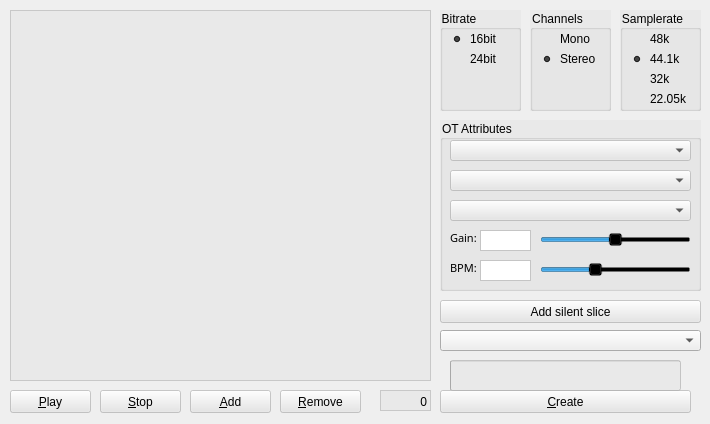
KaiDrange/OctaChainer, file tabgridwidget.ui: the form before one commit.
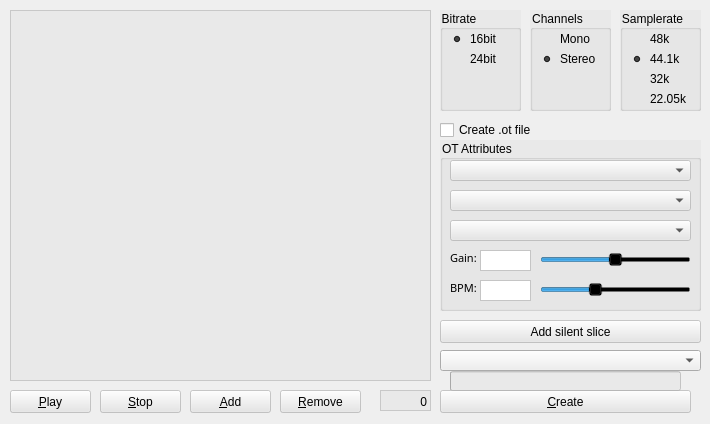
The form after the commit.

```diff
--- a/tabgridwidget.ui
+++ b/tabgridwidget.ui
@@ -17,7 +17,7 @@
    <property name="geometry">
     <rect>
      <x>440</x>
-     <y>300</y>
+     <y>320</y>
      <width>261</width>
      <height>23</height>
     </rect>
@@ -272,7 +272,7 @@
    <property name="geometry">
     <rect>
      <x>440</x>
-     <y>120</y>
+     <y>140</y>
      <width>261</width>
      <height>171</height>
     </rect>
@@ -499,9 +499,9 @@
    <property name="geometry">
     <rect>
      <x>450</x>
-     <y>360</y>
+     <y>371</y>
      <width>231</width>
-     <height>31</height>
+     <height>20</height>
     </rect>
    </property>
    <property name="styleSheet">
@@ -518,7 +518,7 @@
    <property name="geometry">
     <rect>
      <x>440</x>
-     <y>330</y>
+     <y>350</y>
      <width>261</width>
      <height>21</height>
     </rect>
@@ -604,6 +604,19 @@
     <enum>Qt::ElideRight</enum>
    </property>
   </widget>
+  <widget class="QCheckBox" name="chkCreateOTFile">
+   <property name="geometry">
+    <rect>
+     <x>440</x>
+     <y>120</y>
+     <width>241</width>
+     <height>20</height>
+    </rect>
+   </property>
+   <property name="text">
+    <string>Create .ot file</string>
+   </property>
+  </widget>
   <zorder>btnAddSilence</zorder>
   <zorder>btnRemove</zorder>
   <zorder>btnAddWav</zorder>
```
Left out of the diff: 1 changed line with no effect on the pictures.
